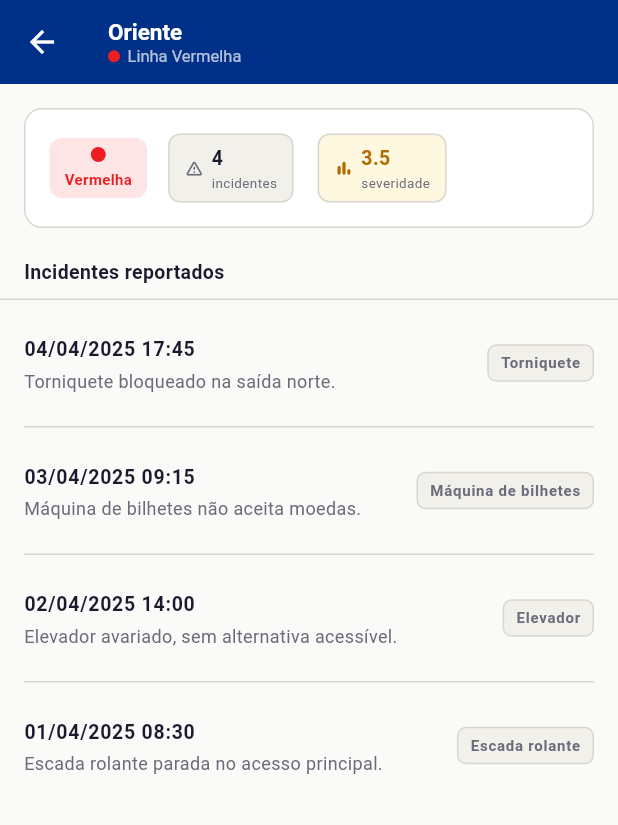
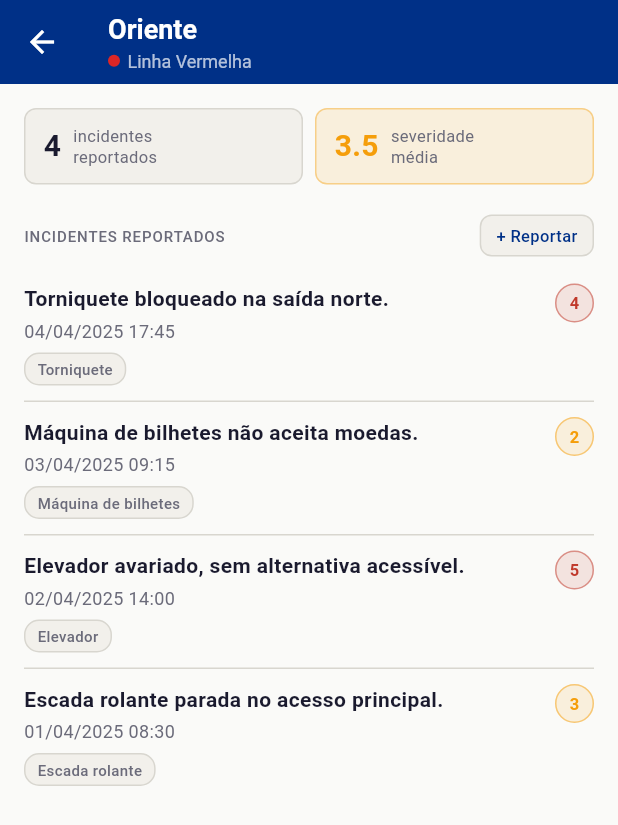
Before and after one commit to DcRPt/lisbon-subway, a Flutter app: the screen it shows after launch, after a tap on "Oriente", on a phone screen of 412 x 824 dp. Shown: the top 825 px of the screen. Run offline on Flutter 3.47's test engine with Material 3 defaults, Android fonts, the phone set to English and light mode, and no system bars; missing offline and left inert: testable_form_field.

Commit message:
updated station screen to go to incident report

```diff
--- a/lib/screens/incident_report_screen.dart
+++ b/lib/screens/incident_report_screen.dart
@@ -8,7 +8,8 @@ import 'package:provider/provider.dart';
 import 'package:testable_form_field/testable_form_field.dart';
 
 class IncidentReportScreen extends StatefulWidget {
-  const IncidentReportScreen({super.key});
+  final Station? preselectedStation;
+  const IncidentReportScreen({super.key, this.preselectedStation});
 
   @override
   State<IncidentReportScreen> createState() => _IncidentReportScreenState();
@@ -22,6 +23,12 @@ class _IncidentReportScreenState extends State<IncidentReportScreen> {
   int? _severity;
   DateTime? _dateTime;
   String? _notes;
+
+  @override
+  void initState() {
+    super.initState();
+    _station = widget.preselectedStation;
+  }
 
   Future<void> _pickDateTime(Function(DateTime?) onPicked) async {
     final now = DateTime.now();
@@ -117,7 +124,11 @@ class _IncidentReportScreenState extends State<IncidentReportScreen> {
       appBar: AppBar(
         backgroundColor: AppColors.kNavyBlue,
         elevation: 0,
-        automaticallyImplyLeading: false,
+        leading: Navigator.canPop(context)
+            ? IconButton(
+          icon: const Icon(Icons.arrow_back, color: Colors.white),
+          onPressed: () => Navigator.pop(context),
+        ) : null,
         title: const Text('Reportar incidente',
             style: TextStyle(color: Colors.white, fontSize: 18, fontWeight: FontWeight.w700)),
       ),
--- a/lib/screens/station_detail_screen.dart
+++ b/lib/screens/station_detail_screen.dart
@@ -1,38 +1,43 @@
 import 'package:cmproject/models/station.dart';
+import 'package:cmproject/data/app_colors.dart';
+import 'package:cmproject/screens/incident_report_screen.dart';
 import 'package:flutter/material.dart';
 import 'package:intl/intl.dart';
 
-// ── Cores (mesmas da ListScreen) ──────────────────────────────────────────────
-const _navy       = Color(0xFF003087);
-const _warmWhite  = Color(0xFFFAFAF8);
-const _warmSurface = Color(0xFFF2F0EB);
-const _nearBlack  = Color(0xFF1A1A2E);
-const _muted      = Color(0xFF6B6B7A);
-const _borderDefault = Color(0xFFD8D6CF);
+// ── Helpers ───────────────────────────────────────────────────────────────────
 
 Color _lineColor(String lineName) {
   final l = lineName.toLowerCase();
-  if (l.contains('azul')  || l.contains('blue'))   return const Color(0xFF0057A8);
-  if (l.contains('amar')  || l.contains('yellow'))  return const Color(0xFFF5A800);
-  if (l.contains('verd')  || l.contains('green'))   return const Color(0xFF00A89D);
-  if (l.contains('verm')  || l.contains('red'))     return const Color(0xFFEE1D23);
-  if (l.contains('rosa')  || l.contains('pink'))    return const Color(0xFFE91E8C);
-  if (l.contains('cast')  || l.contains('brown'))   return const Color(0xFF795548);
-  return _muted;
+  for (final entry in AppColors.kLineColors.entries) {
+    if (l.contains(entry.key)) return entry.value;
+  }
+  return AppColors.kGrey;
 }
 
 Color _severityBg(double avg) {
-  if (avg == 0) return _warmSurface;
-  if (avg < 2)  return const Color(0xFFEDF7E3);
-  if (avg < 4)  return const Color(0xFFFFF8E1);
-  return const Color(0xFFFCEBEB);
+  if (avg == 0) return AppColors.kFieldBg;
+  if (avg < 2)  return AppColors.kSuccessGreen.withValues(alpha: 0.12);
+  if (avg < 4)  return AppColors.kYellow.withValues(alpha: 0.12);
+  return AppColors.kErrorRed.withValues(alpha: 0.12);
 }
 
 Color _severityFg(double avg) {
-  if (avg == 0) return _muted;
-  if (avg < 2)  return const Color(0xFF2E7D6B);
-  if (avg < 4)  return const Color(0xFFB36B00);
-  return const Color(0xFFA32D2D);
+  if (avg == 0) return AppColors.kGrey;
+  if (avg < 2)  return AppColors.kSuccessGreen;
+  if (avg < 4)  return AppColors.kYellow;
+  return AppColors.kErrorRed;
+}
+
+Color _severityDotBg(int rate) {
+  if (rate >= 4) return AppColors.kErrorRed.withValues(alpha: 0.12);
+  if (rate >= 2) return AppColors.kYellow.withValues(alpha: 0.12);
+  return AppColors.kSuccessGreen.withValues(alpha: 0.12);
+}
+
+Color _severityDotFg(int rate) {
+  if (rate >= 4) return AppColors.kErrorRed;
+  if (rate >= 2) return AppColors.kYellow;
+  return AppColors.kSuccessGreen;
 }
 
 // ── Screen ────────────────────────────────────────────────────────────────────
@@ -45,36 +50,44 @@ class StationDetailScreen extends StatelessWidget {
     final reports = List.from(station.reports)
       ..sort((a, b) => b.timestamp.compareTo(a.timestamp));
 
-    final avg = station.averageRating;
+    final avg      = station.averageRating;
     final fullLine = station.lineName.toLowerCase().startsWith('linha')
         ? station.lineName
         : 'Linha ${station.lineName}';
 
     return Scaffold(
       key: const Key('detail-screen'),
-      backgroundColor: _warmWhite,
+      backgroundColor: const Color(0xFFFAFAF8),
       appBar: AppBar(
-        backgroundColor: _navy,
+        backgroundColor: AppColors.kNavyBlue,
         elevation: 0,
         iconTheme: const IconThemeData(color: Colors.white),
         title: Column(
           crossAxisAlignment: CrossAxisAlignment.start,
           children: [
-            Text(station.name,
+            Text(
+              station.name,
               style: const TextStyle(
-                    fontSize: 15,
+                fontSize: 18,
                 fontWeight: FontWeight.w700,
-                    color: Colors.white)),
+                color: Colors.white,
+              ),
+            ),
+            const SizedBox(height: 2),
             Row(children: [
               Container(
-                width: 8, height: 8,
+                width: 8,
+                height: 8,
                 decoration: BoxDecoration(
                   color: _lineColor(station.lineName),
-                    shape: BoxShape.circle),
+                  shape: BoxShape.circle,
+                ),
               ),
               const SizedBox(width: 5),
-              Text(fullLine,
-                  style: const TextStyle(fontSize: 11, color: Colors.white70)),
+              Text(
+                fullLine,
+                style: const TextStyle(fontSize: 12, color: Colors.white70),
+              ),
             ]),
           ],
         ),
@@ -83,163 +96,293 @@ class StationDetailScreen extends StatelessWidget {
         child: ListView(
           key: const Key('detail-screen-incidents-list'),
           children: [
-            // ── Info card ────────────────────────────────────────────────
-            Container(
-              margin: const EdgeInsets.all(16),
-              padding: const EdgeInsets.all(16),
+
+            // ── Metrics row ───────────────────────────────────────────────
+            Padding(
+              padding: const EdgeInsets.fromLTRB(16, 16, 16, 0),
+              child: Row(children: [
+                // Incident count
+                Expanded(
+                  child: Container(
+                    padding: const EdgeInsets.symmetric(
+                        horizontal: 12, vertical: 10),
                     decoration: BoxDecoration(
-                color: Colors.white,
-                borderRadius: BorderRadius.circular(12),
-                border: Border.all(color: _borderDefault),
+                      color: AppColors.kFieldBg,
+                      borderRadius: BorderRadius.circular(8),
+                      border: Border.all(color: AppColors.kFieldBorder),
                     ),
                     child: Row(children: [
-                // Linha badge
-                Container(
-                  padding: const EdgeInsets.symmetric(horizontal: 10, vertical: 6),
-                  decoration: BoxDecoration(
-                    color: _lineColor(station.lineName).withValues(alpha: 0.12),
-                    borderRadius: BorderRadius.circular(8),
+                      Text(
+                        '${station.reports.length}',
+                        style: const TextStyle(
+                          fontSize: 20,
+                          fontWeight: FontWeight.w700,
+                          color: Color(0xFF1A1A2E),
                         ),
-                  child: Column(mainAxisSize: MainAxisSize.min, children: [
-                    Container(
-                        width: 10, height: 10,
-                        decoration: BoxDecoration(
-                            color: _lineColor(station.lineName),
-                            shape: BoxShape.circle)),
-                    const SizedBox(height: 4),
+                      ),
+                      const SizedBox(width: 8),
                       Text(
-                      station.lineName.replaceAll(
-                          RegExp(r'linha\s*', caseSensitive: false), ''),
+                        'incidentes\nreportados',
                         style: TextStyle(
-                          fontSize: 10,
-                          fontWeight: FontWeight.w700,
-                          color: _lineColor(station.lineName)),
+                          fontSize: 11,
+                          color: AppColors.kFieldText,
+                          height: 1.3,
+                        ),
                       ),
                     ]),
                   ),
-                const SizedBox(width: 14),
-                // Métricas
+                ),
+                const SizedBox(width: 8),
+                // Avg severity card
                 Expanded(
-                  child: Row(children: [
-                    _metric(Icons.warning_amber_rounded,
-                        '${station.reports.length}', 'incidentes'),
-                    const SizedBox(width: 16),
-                    if (avg > 0)
-                      _metric(Icons.bar_chart_rounded,
-                          avg.toStringAsFixed(1), 'severidade',
-                          valueColor: _severityFg(avg),
-                          bg: _severityBg(avg)),
+                  child: Container(
+                    padding: const EdgeInsets.symmetric(
+                        horizontal: 12, vertical: 10),
+                    decoration: BoxDecoration(
+                      color: avg == 0
+                          ? AppColors.kSuccessGreen.withValues(alpha: 0.12)
+                          : _severityBg(avg),
+                      borderRadius: BorderRadius.circular(8),
+                      border: Border.all(
+                        color: avg == 0
+                            ? AppColors.kSuccessGreen.withValues(alpha: 0.4)
+                            : _severityFg(avg).withValues(alpha: 0.4),
+                      ),
+                    ),
+                    child: avg == 0
+                        ? Row(children: [
+                      Icon(Icons.check_rounded,
+                          size: 20, color: AppColors.kSuccessGreen),
+                      const SizedBox(width: 8),
+                      Text(
+                        'Sem\nocorrências',
+                        style: TextStyle(
+                          fontSize: 11,
+                          color: AppColors.kSuccessGreen,
+                          height: 1.3,
+                        ),
+                      ),
+                    ])
+                        : Row(children: [
+                      Text(
+                        avg.toStringAsFixed(1),
+                        style: TextStyle(
+                          fontSize: 20,
+                          fontWeight: FontWeight.w700,
+                          color: _severityFg(avg),
+                        ),
+                      ),
+                      const SizedBox(width: 8),
+                      Text(
+                        'severidade\nmédia',
+                        style: TextStyle(
+                          fontSize: 11,
+                          color: AppColors.kFieldText,
+                          height: 1.3,
+                        ),
+                      ),
                     ]),
+                  ),
                 ),
               ]),
             ),
 
-            // ── Section header ────────────────────────────────────────────
+            // ── Section header with report button ─────────────────────────
             Padding(
-              padding: const EdgeInsets.fromLTRB(16, 4, 16, 8),
-              child: Text('Incidentes reportados',
-                  style: const TextStyle(
-                      fontSize: 13,
-                      fontWeight: FontWeight.w700,
-                      color: _nearBlack)),
+              padding: const EdgeInsets.fromLTRB(16, 20, 16, 8),
+              child: Row(
+                children: [
+                  const Text(
+                    'INCIDENTES REPORTADOS',
+                    style: TextStyle(
+                      fontSize: 10,
+                      fontWeight: FontWeight.w500,
+                      letterSpacing: 0.6,
+                      color: Color(0xFF6B6B7A),
                     ),
-            Container(height: 1, color: _borderDefault),
+                  ),
+                  const Spacer(),
+                  GestureDetector(
+                    onTap: () {
+                      Navigator.push(
+                        context,
+                        MaterialPageRoute(
+                          builder: (_) => IncidentReportScreen(
+                            preselectedStation: station,
+                          ),
+                        ),
+                      );
+                    },
+                    child: Container(
+                      padding: const EdgeInsets.symmetric(
+                          horizontal: 10, vertical: 5),
+                      decoration: BoxDecoration(
+                        color: AppColors.kFieldBg,
+                        borderRadius: BorderRadius.circular(8),
+                        border: Border.all(color: AppColors.kFieldBorder),
+                      ),
+                      child: const Text(
+                        '+ Reportar',
+                        style: TextStyle(
+                          fontSize: 11,
+                          fontWeight: FontWeight.w500,
+                          color: AppColors.kNavyBlue,
+                        ),
+                      ),
+                    ),
+                  ),
+                ],
+              ),
+            ),
 
-            // ── Incident list ─────────────────────────────────────────────
+            // ── Incident list or empty state ──────────────────────────────
             if (reports.isEmpty)
               Padding(
-                padding: const EdgeInsets.all(32),
-                child: Column(mainAxisSize: MainAxisSize.min, children: const [
-                  Icon(Icons.check_circle_outline, size: 40, color: _muted),
-                  SizedBox(height: 10),
-                  Text('Sem incidentes reportados',
+                padding: const EdgeInsets.symmetric(
+                    horizontal: 16, vertical: 32),
+                child: Column(
+                  mainAxisSize: MainAxisSize.min,
+                  children: [
+                    Container(
+                      width: 48,
+                      height: 48,
+                      decoration: BoxDecoration(
+                        color: AppColors.kFieldBg,
+                        shape: BoxShape.circle,
+                      ),
+                      child: Icon(
+                        Icons.check_circle_outline_rounded,
+                        size: 24,
+                        color: AppColors.kGrey,
+                      ),
+                    ),
+                    const SizedBox(height: 12),
+                    const Text(
+                      'Sem incidentes reportados',
+                      style: TextStyle(
+                        fontSize: 15,
+                        fontWeight: FontWeight.w600,
+                        color: Color(0xFF1A1A2E),
+                      ),
+                    ),
+                    const SizedBox(height: 4),
+                    Text(
+                      'Esta estação não tem ocorrências registadas.',
                       style: TextStyle(
                         fontSize: 14,
-                          fontWeight: FontWeight.w600,
-                          color: _nearBlack)),
-                  SizedBox(height: 4),
-                  Text('Esta estação não tem ocorrências registadas.',
-                      style: TextStyle(fontSize: 13, color: _muted),
-                      textAlign: TextAlign.center),
-                ]),
+                        color: AppColors.kFieldText,
+                      ),
+                      textAlign: TextAlign.center,
+                    ),
+                  ],
+                ),
               )
             else
               ...reports.asMap().entries.map((entry) {
-                final i = entry.key;
+                final i      = entry.key;
                 final report = entry.value;
+                final isLast = i == reports.length - 1;
                 final formattedDate =
                 DateFormat('dd/MM/yyyy HH:mm').format(report.timestamp);
-                final isLast = i == reports.length - 1;
+
+                final rate = report.rate;
 
                 return Column(
                   crossAxisAlignment: CrossAxisAlignment.start,
                   children: [
-                    ListTile(
-                      contentPadding:
-                      const EdgeInsets.symmetric(horizontal: 16, vertical: 6),
-                      title: Text(formattedDate,
+                    Padding(
+                      padding: const EdgeInsets.fromLTRB(16, 10, 16, 10),
+                      child: Row(
+                        crossAxisAlignment: CrossAxisAlignment.start,
+                        children: [
+                          Expanded(
+                            child: Column(
+                              crossAxisAlignment: CrossAxisAlignment.start,
+                              children: [
+                                // Description first — larger, bold
+                                if (report.notes != null)
+                                  Text(
+                                    report.notes!,
                                     style: const TextStyle(
-                              fontSize: 13,
+                                      fontSize: 14,
                                       fontWeight: FontWeight.w600,
-                              color: _nearBlack)),
-                      subtitle: report.notes != null
-                          ? Padding(
-                        padding: const EdgeInsets.only(top: 2),
-                        child: Text(report.notes!,
-                            style: const TextStyle(
-                                fontSize: 12, color: _muted)),
-                      )
-                          : null,
-                      trailing: report.type != null
-                          ? Container(
+                                      color: Color(0xFF1A1A2E),
+                                    ),
+                                  ),
+                                const SizedBox(height: 3),
+                                // Date below — smaller, grey
+                                Text(
+                                  formattedDate,
+                                  style: TextStyle(
+                                    fontSize: 12,
+                                    color: AppColors.kFieldText,
+                                  ),
+                                ),
+                                const SizedBox(height: 6),
+                                // Type pill
+                                Container(
                                   padding: const EdgeInsets.symmetric(
-                            horizontal: 8, vertical: 4),
+                                      horizontal: 8, vertical: 3),
                                   decoration: BoxDecoration(
-                          color: _warmSurface,
-                          borderRadius: BorderRadius.circular(6),
-                          border: Border.all(color: _borderDefault),
+                                    color: AppColors.kFieldBg,
+                                    borderRadius: BorderRadius.circular(10),
+                                    border: Border.all(
+                                        color: AppColors.kFieldBorder),
                                   ),
-                        child: Text(report.type!.displayName,
-                            style: const TextStyle(
+                                  child: Text(
+                                    report.type.displayName,
+                                    style: TextStyle(
                                       fontSize: 10,
-                                fontWeight: FontWeight.w600,
-                                color: _muted)),
-                      )
-                          : null,
+                                      fontWeight: FontWeight.w500,
+                                      color: AppColors.kFieldText,
+                                    ),
+                                  ),
+                                ),
+                              ],
+                            ),
+                          ),
+                          const SizedBox(width: 10),
+                          // Severity dot using report.rate
+                          Container(
+                            width: 26,
+                            height: 26,
+                            decoration: BoxDecoration(
+                              color: _severityDotBg(rate),
+                              shape: BoxShape.circle,
+                              border: Border.all(
+                                color: _severityDotFg(rate)
+                                    .withValues(alpha: 0.5),
+                              ),
+                            ),
+                            child: Center(
+                              child: Text(
+                                '$rate',
+                                style: TextStyle(
+                                  fontSize: 11,
+                                  fontWeight: FontWeight.w700,
+                                  color: _severityDotFg(rate),
+                                ),
+                              ),
+                            ),
+                          ),
+                        ],
+                      ),
                     ),
                     if (!isLast)
-                      Divider(height: 1, color: _borderDefault, indent: 16, endIndent: 16),
+                      Divider(
+                        height: 1,
+                        color: AppColors.kFieldBorder,
+                        indent: 16,
+                        endIndent: 16,
+                      ),
                   ],
                 );
               }),
-            const SizedBox(height: 24),
+
+            const SizedBox(height: 32),
           ],
         ),
       ),
     );
   }
-
-  Widget _metric(IconData icon, String value, String label,
-      {Color? valueColor, Color? bg}) =>
-      Container(
-        padding: const EdgeInsets.symmetric(horizontal: 10, vertical: 6),
-        decoration: BoxDecoration(
-          color: bg ?? _warmSurface,
-          borderRadius: BorderRadius.circular(8),
-          border: Border.all(color: _borderDefault),
-        ),
-        child: Row(mainAxisSize: MainAxisSize.min, children: [
-          Icon(icon, size: 13, color: valueColor ?? _muted),
-          const SizedBox(width: 5),
-          Column(crossAxisAlignment: CrossAxisAlignment.start, children: [
-            Text(value,
-                style: TextStyle(
-                    fontSize: 13,
-                    fontWeight: FontWeight.w700,
-                    color: valueColor ?? _nearBlack)),
-            Text(label,
-                style: const TextStyle(fontSize: 9, color: _muted)),
-          ]),
-        ]),
-      );
 }
```
Lines whose indentation alone changed are shown as unchanged.
